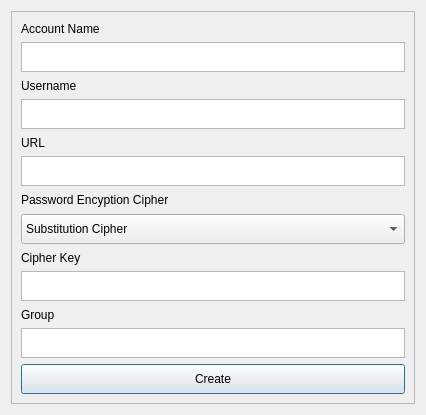
Qt form passcipher/ui/add_account.ui (AdamJow/PassCipher) before a commit.
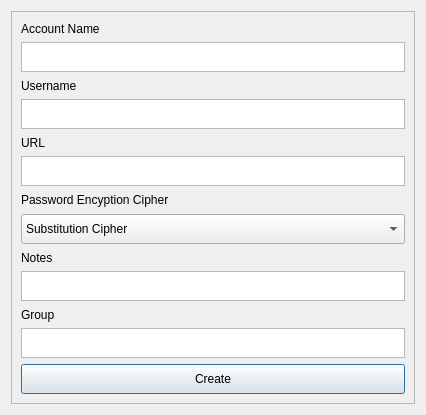
The same form after that commit.

```diff
--- a/passcipher/ui/add_account.ui
+++ b/passcipher/ui/add_account.ui
@@ -122,7 +122,7 @@
        <item>
         <widget class="QLabel" name="key_heading">
          <property name="text">
-          <string>Cipher Key</string>
+          <string>Notes</string>
          </property>
         </widget>
        </item>
```
Left out of the diff: 4 changed lines with no effect on the pictures.
